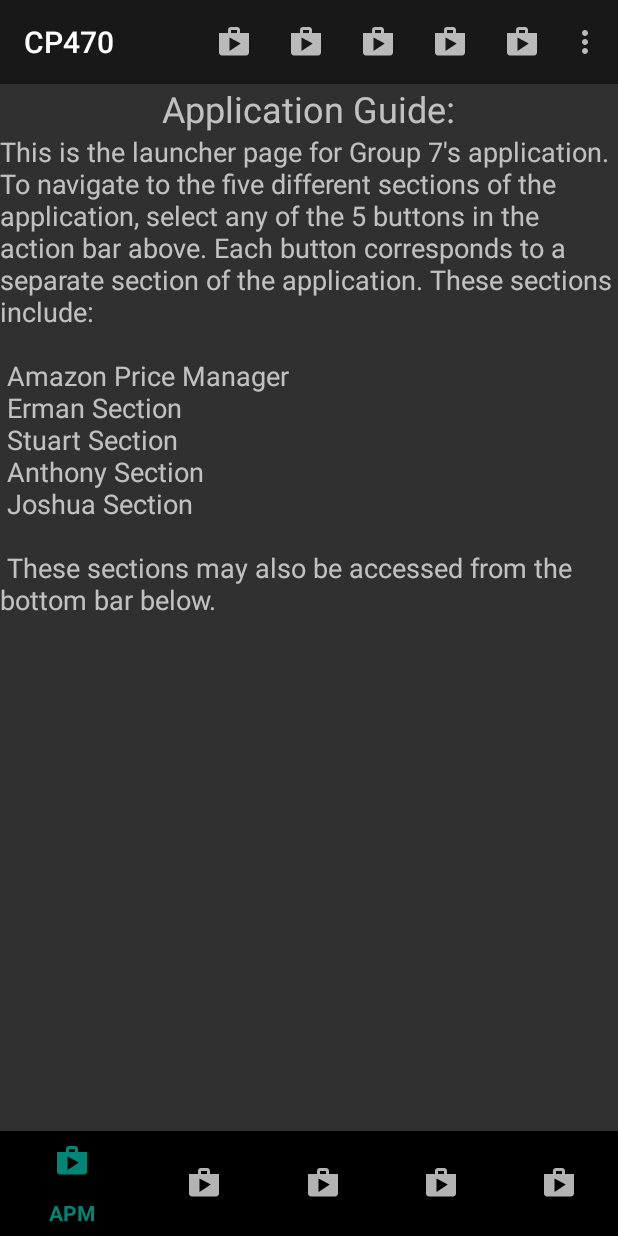
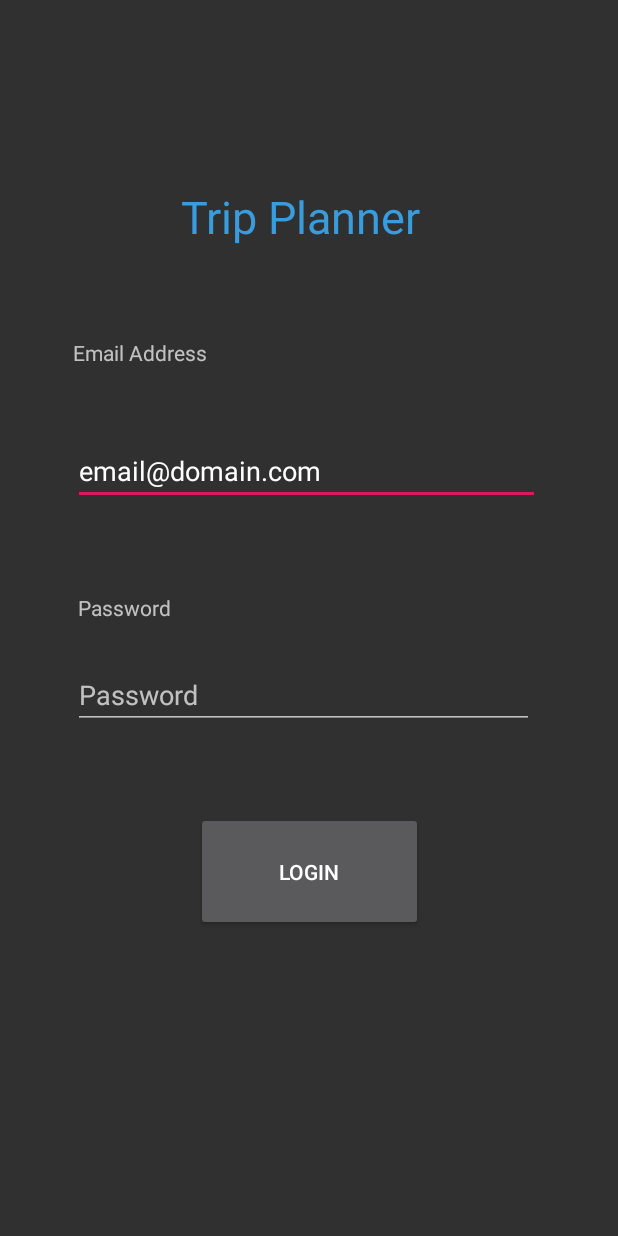
Before and after one commit to Mookeis/CP470-Group7-Final-Project, an Android app: the screen it shows after launch (MainActivity before the commit, TripLogin after it), item 3 of the bottom bar chosen, on a phone screen of 412 x 824 dp. Run offline under Robolectric (Android 15) with nearby library versions, the phone set to English and light mode, and no system bars.

Commit message:
inital part of stuarts app

```diff
--- a/app/build.gradle
+++ b/app/build.gradle
@@ -28,6 +28,8 @@ dependencies {
     implementation 'androidx.navigation:navigation-fragment:2.1.0'
     implementation 'androidx.navigation:navigation-ui:2.1.0'
     implementation 'androidx.lifecycle:lifecycle-extensions:2.1.0'
+    implementation 'androidx.annotation:annotation:1.0.2'
+    implementation 'com.google.android.gms:play-services-maps:16.1.0'
     testImplementation 'junit:junit:4.12'
     androidTestImplementation 'androidx.test.ext:junit:1.1.1'
     androidTestImplementation 'androidx.test.espresso:espresso-core:3.2.0'
--- a/app/src/main/java/com/cp470group7/launcherapp/MainActivity.java
+++ b/app/src/main/java/com/cp470group7/launcherapp/MainActivity.java
@@ -13,6 +13,7 @@ import androidx.appcompat.app.AppCompatActivity;
 import androidx.appcompat.widget.Toolbar;
 import androidx.fragment.app.FragmentTransaction;
 
+import com.cp470group7.launcherapp.TripPlanner.TripLogin;
 import com.cp470group7.launcherapp.pricemanager.ItemSearchActivity;
 import com.google.android.material.bottomnavigation.BottomNavigationView;
 import com.google.android.material.snackbar.Snackbar;
@@ -50,6 +51,8 @@ public class MainActivity extends AppCompatActivity implements MainPageFragment.
                         //TODO: replace with erman module intent
                         break;
                     case R.id.stuartBottomButton:
+                        Intent startTripPlanner = new Intent(MainActivity.this, TripLogin.class);
+                        startActivity(startTripPlanner);
                         //TODO: replace with stuart module intent
                         break;
                     case R.id.anthonyBottomButton:
@@ -95,6 +98,8 @@ public class MainActivity extends AppCompatActivity implements MainPageFragment.
                 break;
             case R.id.stuartButton:
                 //TODO: replace with stuart module intent
+                Intent startTripPlanner = new Intent(MainActivity.this, TripLogin.class);
+                startActivity(startTripPlanner);
                 break;
             case R.id.anthonyButton:
                 //TODO: replace with anthony module intent
--- /dev/null
+++ b/app/src/main/java/com/cp470group7/launcherapp/TripPlanner/TripLogin.java
@@ -0,0 +1,45 @@
+package com.cp470group7.launcherapp.TripPlanner;
+
+import androidx.appcompat.app.AppCompatActivity;
+
+import android.content.Context;
+import android.content.Intent;
+import android.content.SharedPreferences;
+import android.os.Bundle;
+import android.view.View;
+import android.widget.Button;
+import android.widget.EditText;
+
+import com.cp470group7.launcherapp.R;
+
+public class TripLogin extends AppCompatActivity {
+    EditText loginEdit;
+    Button loginButton;
+    SharedPreferences sharedPref;
+    @Override
+    protected void onCreate(Bundle savedInstanceState) {
+        super.onCreate(savedInstanceState);
+        setContentView(R.layout.activity_trip_login);
+
+        loginEdit = findViewById(R.id.tripLoginEdit);
+        loginButton = findViewById(R.id.tripLoginButton);
+        sharedPref = getPreferences(Context.MODE_PRIVATE);
+        String defEmail = getResources().getString(R.string.defEmail);
+        String email = sharedPref.getString(String.valueOf(R.string.SavedEmail),defEmail);
+        loginEdit.setText(email);
+
+        loginButton.setOnClickListener(new View.OnClickListener() {
+            @Override
+            public void onClick(View v) {
+                String emailTXT = loginEdit.getText().toString();
+                SharedPreferences sharedPref = getPreferences(Context.MODE_PRIVATE);
+                SharedPreferences.Editor editor = sharedPref.edit();
+                editor.putString(String.valueOf(R.string.SavedEmail),emailTXT);
+                editor.commit();
+
+                Intent intent = new Intent(TripLogin.this,TripMapsActivity.class);
+                startActivity(intent);
+            }
+        });
+    }
+}
--- /dev/null
+++ b/app/src/main/res/layout/activity_trip_login.xml
@@ -0,0 +1,91 @@
+<?xml version="1.0" encoding="utf-8"?>
+<androidx.constraintlayout.widget.ConstraintLayout xmlns:android="http://schemas.android.com/apk/res/android"
+    xmlns:app="http://schemas.android.com/apk/res-auto"
+    xmlns:tools="http://schemas.android.com/tools"
+    android:layout_width="match_parent"
+    android:layout_height="match_parent"
+    tools:context=".TripPlanner.TripLogin">
+
+    <TextView
+        android:id="@+id/tripTitle"
+        android:layout_width="170dp"
+        android:layout_height="47dp"
+        android:layout_marginStart="120dp"
+        android:layout_marginTop="124dp"
+        android:layout_marginEnd="121dp"
+        android:text="@string/tripPlannerTitle"
+        android:textColor="#389CDD"
+        android:textSize="30sp"
+        app:layout_constraintEnd_toEndOf="parent"
+        app:layout_constraintStart_toStartOf="parent"
+        app:layout_constraintTop_toTopOf="parent" />
+
+    <EditText
+        android:id="@+id/tripLoginEdit"
+        android:layout_width="311dp"
+        android:layout_height="45dp"
+        android:layout_marginStart="48dp"
+        android:layout_marginTop="15dp"
+        android:layout_marginEnd="52dp"
+        android:layout_marginBottom="29dp"
+        android:hint="@string/tripLoginHint"
+        android:inputType="textEmailAddress"
+        app:layout_constraintBottom_toTopOf="@+id/textView3"
+        app:layout_constraintEnd_toEndOf="parent"
+        app:layout_constraintStart_toStartOf="parent"
+        app:layout_constraintTop_toBottomOf="@+id/tripLoginText" />
+
+    <TextView
+        android:id="@+id/tripLoginText"
+        android:layout_width="114dp"
+        android:layout_height="35dp"
+        android:layout_marginStart="48dp"
+        android:layout_marginTop="54dp"
+        android:layout_marginEnd="249dp"
+        android:layout_marginBottom="15dp"
+        android:text="@string/tripLoginText"
+        app:layout_constraintBottom_toTopOf="@+id/tripLoginEdit"
+        app:layout_constraintEnd_toEndOf="parent"
+        app:layout_constraintStart_toStartOf="parent"
+        app:layout_constraintTop_toBottomOf="@+id/tripTitle" />
+
+    <TextView
+        android:id="@+id/textView3"
+        android:layout_width="102dp"
+        android:layout_height="30dp"
+        android:layout_marginStart="51dp"
+        android:layout_marginTop="29dp"
+        android:layout_marginEnd="258dp"
+        android:layout_marginBottom="15dp"
+        android:text="@string/tripPasswordText"
+        app:layout_constraintBottom_toTopOf="@+id/tripPasswordEdit"
+        app:layout_constraintEnd_toEndOf="parent"
+        app:layout_constraintStart_toStartOf="parent"
+        app:layout_constraintTop_toBottomOf="@+id/tripLoginEdit" />
+
+    <EditText
+        android:id="@+id/tripPasswordEdit"
+        android:layout_width="307dp"
+        android:layout_height="45dp"
+        android:layout_marginStart="48dp"
+        android:layout_marginTop="15dp"
+        android:layout_marginEnd="56dp"
+        android:hint="@string/tripPasswordHint"
+        android:inputType="textPassword"
+        app:layout_constraintEnd_toEndOf="parent"
+        app:layout_constraintStart_toStartOf="parent"
+        app:layout_constraintTop_toBottomOf="@+id/textView3" />
+
+    <Button
+        android:id="@+id/tripLoginButton"
+        android:layout_width="151dp"
+        android:layout_height="79dp"
+        android:layout_marginStart="130dp"
+        android:layout_marginTop="55dp"
+        android:layout_marginEnd="130dp"
+        android:text="@string/tripLoginButton"
+        app:layout_constraintEnd_toEndOf="parent"
+        app:layout_constraintStart_toStartOf="parent"
+        app:layout_constraintTop_toBottomOf="@+id/tripPasswordEdit" />
+
+</androidx.constraintlayout.widget.ConstraintLayout>
--- a/app/src/main/res/menu/main_nav_items.xml
+++ b/app/src/main/res/menu/main_nav_items.xml
@@ -13,7 +13,7 @@
          />
     <item
         android:id="@+id/stuartBottomButton"
-        android:title="@string/stuartTitle"
+        android:title="@string/tripPlannerTitle"
         android:icon="@drawable/baseline_shop_24"
          />
     <item
--- a/app/src/main/res/menu/main_toolbar_menu.xml
+++ b/app/src/main/res/menu/main_toolbar_menu.xml
@@ -15,7 +15,7 @@
         app:showAsAction="always" />
     <item
         android:id="@+id/stuartButton"
-        android:title="@string/stuartTitle"
+        android:title="@string/tripPlannerTitle"
         android:icon="@drawable/baseline_shop_24"
         app:showAsAction="always" />
     <item
--- a/app/src/main/res/values/strings.xml
+++ b/app/src/main/res/values/strings.xml
@@ -44,7 +44,14 @@
     <string name="ermanTitle">Erman Title</string>
 
 
-    <string name="stuartTitle">Stuart Title</string>
+    <string name="tripPlannerTitle">Trip Planner</string>
+    <string name="tripLoginText">Email Address</string>
+    <string name="tripLoginHint">Email Address</string>
+    <string name="tripPasswordText">Password</string>
+    <string name="tripPasswordHint">Password</string>
+    <string name="tripLoginButton">Login</string>
+    <string name="defEmail">email@domain.com</string>
+    <string name="SavedEmail"> </string>
 
 
     <string name="anthonyTitle">Anthony Title</string>
@@ -54,6 +61,16 @@
 
     <!-- TODO: Remove or change this placeholder text -->
     <string name="hello_blank_fragment">Hello blank fragment</string>
+    <string name="title_activity_trip_login">Sign in</string>
+    <string name="prompt_email">Email</string>
+    <string name="prompt_password">Password</string>
+    <string name="action_sign_in">Sign in or register</string>
+    <string name="action_sign_in_short">Sign in</string>
+    <string name="welcome">"Welcome !"</string>
+    <string name="invalid_username">Not a valid username</string>
+    <string name="invalid_password">Password must be >5 characters</string>
+    <string name="login_failed">"Login failed"</string>
+    <string name="title_activity_trip_maps">Map</string>
 
 
 </resources>
```
Also changed, not shown: app/src/debug/res/values/google_maps_api.xml (added, +24 -0 lines), app/src/main/AndroidManifest.xml (+24 -0 lines), app/src/main/java/com/cp470group7/launcherapp/TripPlanner/TripMapsActivity.java (added, +48 -0 lines), app/src/main/res/layout/activity_trip_maps.xml (added, +9 -0 lines), 1 other file.
